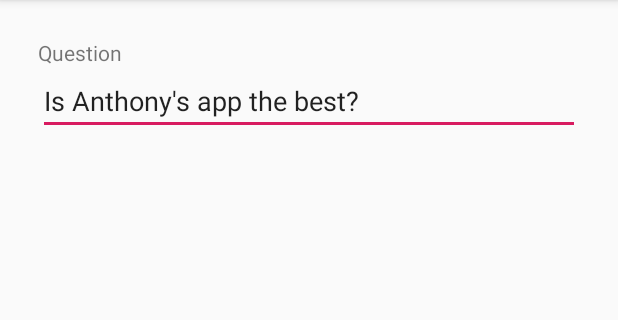
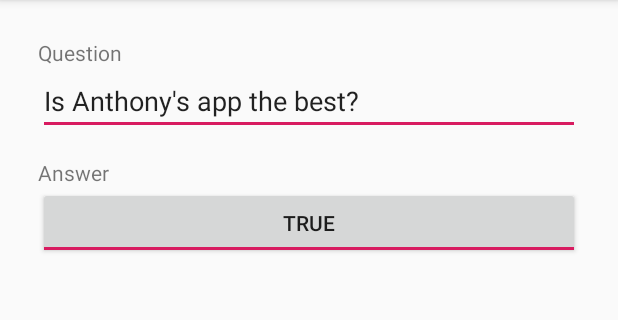
Before and after one commit to Arivlorn/Quizer-App, an Android app: the QuestionListFragment screen opened directly, with no data from a screen before it, after a tap on "Is Anthony's app the best?", on a phone screen of 412 x 824 dp, the part 84-404 px from its top. Run offline under Robolectric (Android 15) with nearby library versions, the phone set to English and light mode, and no system bars.

Commit message:
Added toggle button for true/false functionality.

```diff
--- a/app/src/main/java/edu/andrews/cptr252/aisensee/quizer/Question.java
+++ b/app/src/main/java/edu/andrews/cptr252/aisensee/quizer/Question.java
@@ -13,8 +13,11 @@ public class Question {
     /** Question */
     private String mQuestion;
 
-    /** Answer to question */
-    private boolean mAnswer;
+    /**
+     * Answer to question.
+     * IS SET TO TRUE BY DEFAULT, to avoid possibility of null answer.
+     */
+    private boolean mAnswer = true;
 
     /**
      * Create a new question.
--- a/app/src/main/java/edu/andrews/cptr252/aisensee/quizer/QuestionDetailsActivity.java
+++ b/app/src/main/java/edu/andrews/cptr252/aisensee/quizer/QuestionDetailsActivity.java
@@ -6,6 +6,7 @@ import java.util.UUID;
 
 /**
  * Activity that hosts a QuestionDetailsFragment
+ * TODO: Consider implementing ViewPager from lab 13
  */
 public class QuestionDetailsActivity extends SingleFragmentActivity {
 
--- a/app/src/main/java/edu/andrews/cptr252/aisensee/quizer/QuestionDetailsFragment.java
+++ b/app/src/main/java/edu/andrews/cptr252/aisensee/quizer/QuestionDetailsFragment.java
@@ -9,19 +9,23 @@ import android.text.TextWatcher;
 import android.view.LayoutInflater;
 import android.view.View;
 import android.view.ViewGroup;
+import android.widget.CompoundButton;
 import android.widget.EditText;
+import android.widget.ToggleButton;
 
 import java.util.UUID;
 
 
 /**
- * A simple {@link Fragment} subclass.
+ * A fragment that allows the user to edit a question details.
  */
 public class QuestionDetailsFragment extends Fragment {
 
-
     /** Reference to title field for question */
     private EditText mQuestionField;
+
+    /** Reference to toggle button for true/false answer */
+    private ToggleButton mToggleButton;
 
     /** Required empty public constructor */
     public QuestionDetailsFragment() {
@@ -71,8 +75,12 @@ public class QuestionDetailsFragment extends Fragment {
                              Bundle savedInstanceState) {
         View v = inflater.inflate(R.layout.question_details_fragment, container, false);
 
-        // get a reference to EditText box for question title
-        mQuestionField = v.findViewById(R.id.question_question);
+        //==========================================================================================
+        // Question Question Text Box
+        //==========================================================================================
+
+        // get a reference to EditText box for question question
+        mQuestionField = v.findViewById(R.id.question_EditText);
 
         // set text of question edit text field
         mQuestionField.setText(mQuestion.getQuestion());
@@ -97,6 +105,38 @@ public class QuestionDetailsFragment extends Fragment {
             }
         });
 
+        //==========================================================================================
+        // True/False ToggleButton
+        //==========================================================================================
+
+        // get a reference to true/false toggle button
+        mToggleButton = v.findViewById(R.id.true_false_ToggleButton);
+
+        // set original state of button to true/false based on question answer
+        if (mQuestion.getAnswer() == true) {
+            mToggleButton.setChecked(true);
+        }
+        else{ // (mQuestion.getAnswer() == false)
+            mToggleButton.setChecked(false);    // redundant as default state is unchecked.
+        }
+
+        // listen for state change on the toggle button, and change data based on status.
+        mToggleButton.setOnCheckedChangeListener(new CompoundButton.OnCheckedChangeListener() {
+            @Override
+            public void onCheckedChanged(CompoundButton buttonView, boolean isChecked) {
+
+                // toggle is enabled
+                if(isChecked) {
+                    mQuestion.setAnswer(true);
+                }
+                // toggle is disabled
+                else {
+                    mQuestion.setAnswer(false);
+                }
+            }
+        });
+
+        // return view
         return v;
     }
 
--- a/app/src/main/res/layout/question_details_fragment.xml
+++ b/app/src/main/res/layout/question_details_fragment.xml
@@ -7,7 +7,7 @@
     tools:context=".QuestionDetailsFragment" >
 
     <EditText
-        android:id="@+id/question_question"
+        android:id="@+id/question_EditText"
         android:layout_width="0dp"
         android:layout_height="wrap_content"
         android:layout_marginStart="25dp"
@@ -28,4 +28,27 @@
         android:text="@string/question_headline"
         app:layout_constraintStart_toStartOf="parent"
         app:layout_constraintTop_toTopOf="parent" />
+
+    <TextView
+        android:id="@+id/answer_headline"
+        android:layout_width="wrap_content"
+        android:layout_height="wrap_content"
+        android:layout_marginStart="25dp"
+        android:layout_marginTop="15dp"
+        android:text="@string/answer_headline"
+        app:layout_constraintStart_toStartOf="parent"
+        app:layout_constraintTop_toBottomOf="@+id/question_EditText" />
+
+    <ToggleButton
+        android:id="@+id/true_false_ToggleButton"
+        android:layout_width="match_parent"
+        android:layout_height="wrap_content"
+        android:layout_marginStart="25dp"
+        android:layout_marginEnd="25dp"
+        android:text="ToggleButton"
+        android:textOff="@string/false_headline"
+        android:textOn="@string/true_headline"
+        app:layout_constraintEnd_toEndOf="parent"
+        app:layout_constraintStart_toStartOf="parent"
+        app:layout_constraintTop_toBottomOf="@+id/answer_headline" />
 </androidx.constraintlayout.widget.ConstraintLayout>
```
